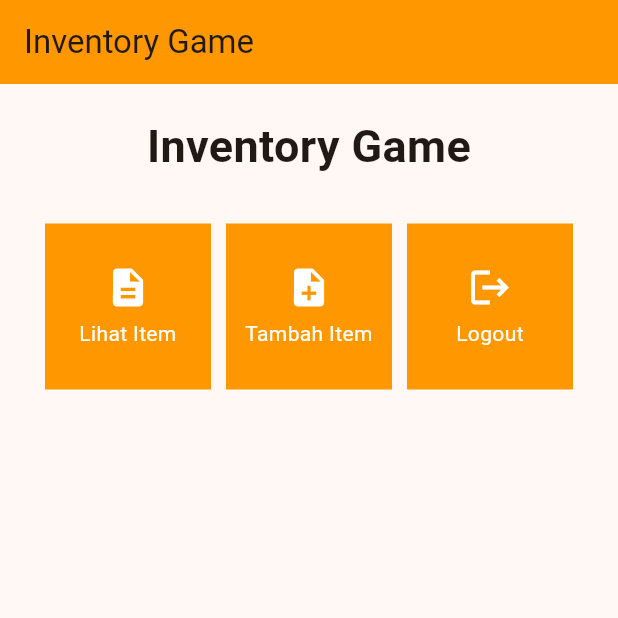
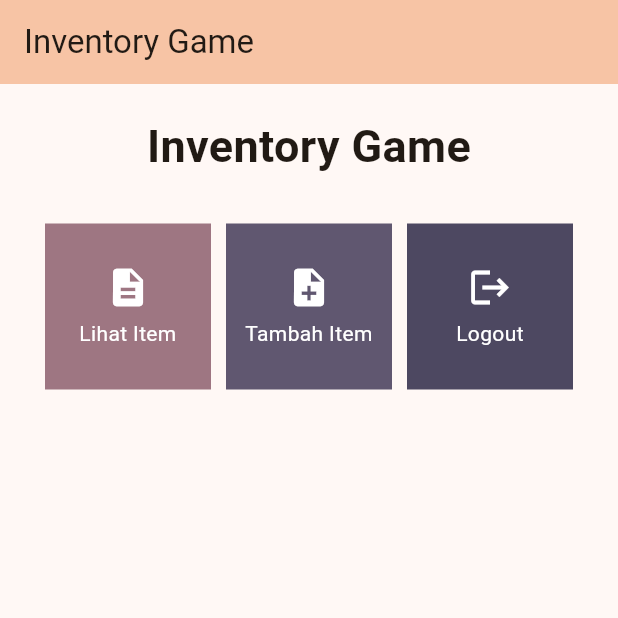
Before and after one commit to Frmeta/inventory-game-mobile, a Flutter app: the screen it shows after launch, on a phone screen of 412 x 824 dp, the top half of it. Run offline on Flutter 3.47's test engine with Material 2 defaults, Android fonts, the phone set to English and light mode, and no system bars.

Commit message:
Impleenting bonus tugas 7

```diff
--- a/lib/menu.dart
+++ b/lib/menu.dart
@@ -3,17 +3,18 @@ import 'package:flutter/material.dart';
 class Item {
   final String name;
   final IconData icon;
+  final Color color;
 
-  Item(this.name, this.icon);
+  Item(this.name, this.icon, this.color);
 }
 
 class MyHomePage extends StatelessWidget {
   MyHomePage({Key? key}) : super(key: key);
 
   final List<Item> items = [
-    Item("Lihat Item", Icons.description),
-    Item("Tambah Item", Icons.note_add),
-    Item("Logout", Icons.logout),
+    Item("Lihat Item", Icons.description, const Color.fromARGB(255, 158, 7*16+6, 8*16+2)),
+    Item("Tambah Item", Icons.note_add, const Color.fromARGB(255, 6*16, 5*16+7, 7*16)),
+    Item("Logout", Icons.logout, const Color.fromARGB(255, 4*16+13, 4*16+8, 6*16+1)),
   ];
 
   @override
@@ -21,7 +22,7 @@ class MyHomePage extends StatelessWidget {
     return Scaffold(
       appBar: AppBar(
         title: const Text('Inventory Game'),
-        backgroundColor: Colors.orange,
+        backgroundColor: const Color.fromARGB(255, 15*16+7, 12*16+4, 10*16+5),
       ),
       body: SingleChildScrollView(
         child: Padding(
@@ -71,7 +72,7 @@ class ItemCard extends StatelessWidget {
   @override
   Widget build(BuildContext context) {
     return Material(
-      color: Colors.orange,
+      color: item.color,
       child: InkWell(
         // Area responsive terhadap sentuhan
         onTap: () {
```
